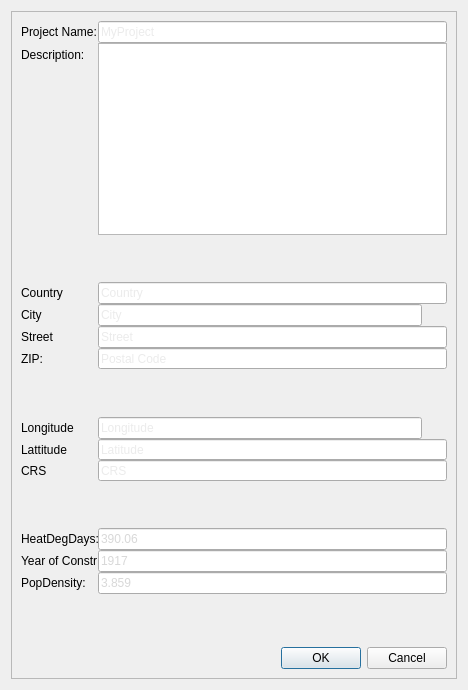
Before: the Qt Designer form mole/view/ui_project_settings_form.ui in UdK-VPT/Open_eQuarter, drawn with Qt 5.
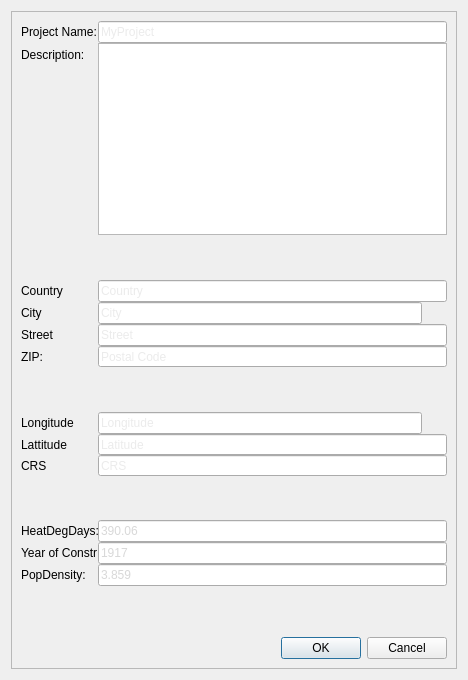
After: the same form once the commit is applied. Icons and pictures are not drawn.

The edit to the form file:
```diff
--- a/mole/view/ui_project_settings_form.ui
+++ b/mole/view/ui_project_settings_form.ui
@@ -7,7 +7,7 @@
     <x>0</x>
     <y>0</y>
     <width>468</width>
-    <height>690</height>
+    <height>680</height>
    </rect>
   </property>
   <property name="windowTitle">
```
Left out of the diff: 16 changed lines with no effect on the pictures.
